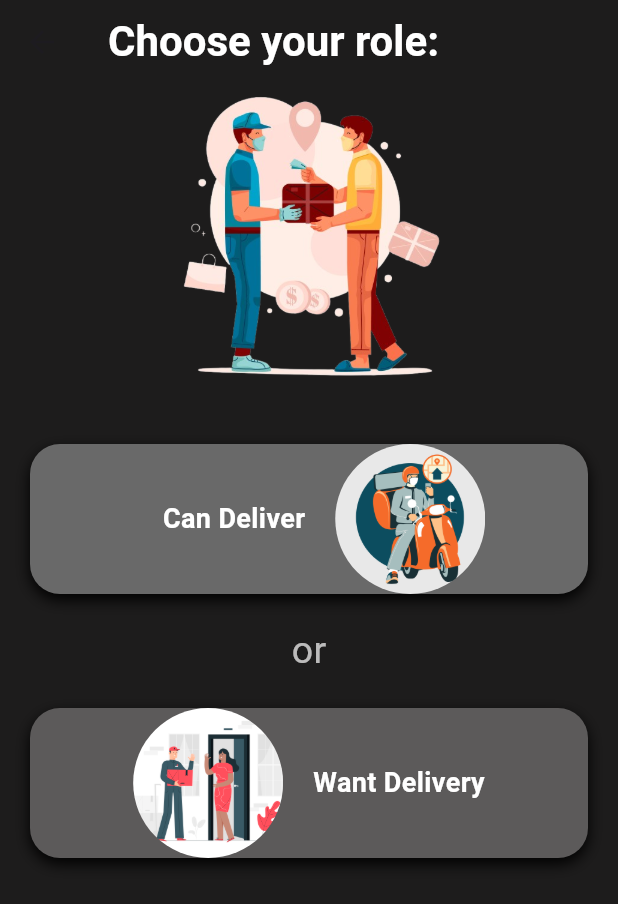
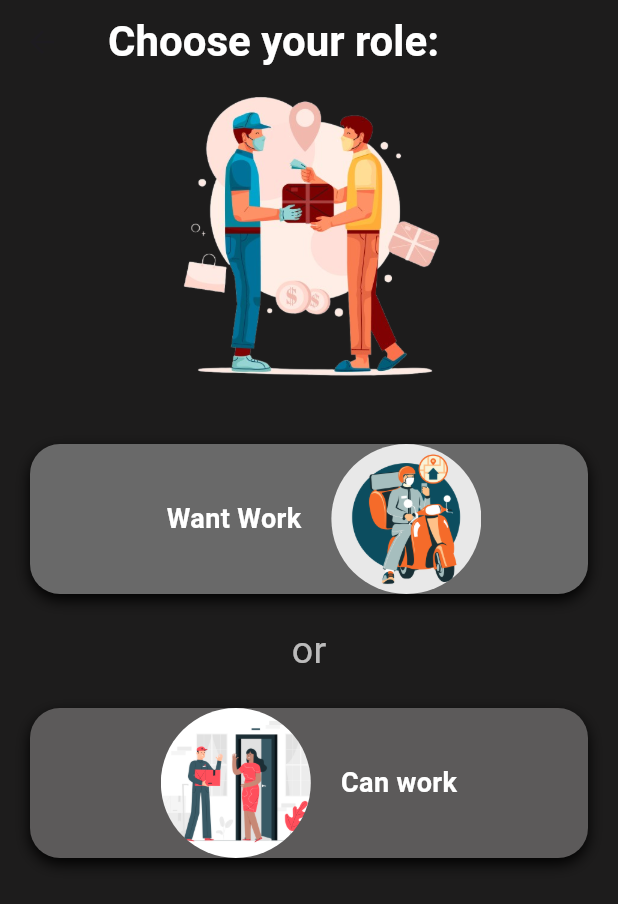
Before and after one commit to vanshika704/genie, a Flutter app: the screen it shows after launch, after a tap on "Continue with Email", on a phone screen of 412 x 824 dp. Shown: the top 904 px of the screen. Run offline on Flutter 3.47's test engine with Material 3 defaults, Android fonts, the phone set to English and light mode, and no system bars; our stand-ins replace font_awesome_flutter, get, google_fonts; Roboto replaces fonts that are missing (Oxanium).

```diff
--- a/lib/main.dart
+++ b/lib/main.dart
@@ -1,5 +1,6 @@
 import 'package:flutter/material.dart';
 import 'package:genie/pages/Page1.dart';
+import 'package:genie/pages/explore.dart';
 import 'package:get/get.dart';
 
 import 'pages/splash.dart';
@@ -20,6 +21,7 @@ class MyApp extends StatelessWidget {
       getPages: [
           GetPage(name: "/", page: () => MyHomePage()),
           GetPage(name: "/Page1", page: () => const Page1()),
+            GetPage(name: '/explore', page: () => ExplorePage()),
       ],
     );
   }
--- a/lib/pages/Page1.dart
+++ b/lib/pages/Page1.dart
@@ -1,6 +1,6 @@
 import 'package:flutter/material.dart';
 import 'package:google_fonts/google_fonts.dart'; // Import Google Fonts
-
+import 'package:get/get.dart';
 class Page1 extends StatefulWidget {
   const Page1({Key? key}) : super(key: key);
 
@@ -40,7 +40,7 @@ class _Page1State extends State<Page1> {
               // First Role Option
               GestureDetector(
                 onTap: () {
-                  // Handle Deaf or Hard of Hearing role selection
+
                 },
                 child: Container(
                   height: 100,
@@ -60,7 +60,7 @@ class _Page1State extends State<Page1> {
                     children: [
                       const SizedBox(width: 20), // Space before the text
                       Text(
-                        'Can Deliver',
+                        'Want Work',
                         textAlign: TextAlign.center,
                         style: GoogleFonts.oxanium( // Apply Oxanium font to text
                           color: Colors.white,
@@ -95,16 +95,16 @@ class _Page1State extends State<Page1> {
               // Second Role Option
               GestureDetector(
                 onTap: () {
-                  // Handle Sign Language Interpreter role selection
+                  Get.toNamed('/explore');
                 },
                 child: Container(
                   height: 100,
                   decoration: BoxDecoration(
                     color: const Color.fromARGB(255, 92, 90, 90), // Darker gray for the second container
                     borderRadius: BorderRadius.circular(20),
-                    boxShadow: [
+                    boxShadow: const [
                       BoxShadow(
-                        color: const Color.fromARGB(255, 0, 0, 0), // Shadow color
+                        color: Color.fromARGB(255, 0, 0, 0), // Shadow color
                         blurRadius: 8.0, // Spread radius
                         offset: Offset(0, 4), // Shadow offset
                       ),
@@ -123,7 +123,7 @@ class _Page1State extends State<Page1> {
                       ),
                       const SizedBox(width: 20), // Space between image and text
                       Text(
-                        'Want Delivery',
+                        'Can work',
                         textAlign: TextAlign.center,
                         style: GoogleFonts.oxanium( // Apply Oxanium font to text
                           color: Colors.white,
```
Also changed, not shown: lib/pages/explore.dart (added, +15 -0 lines).
